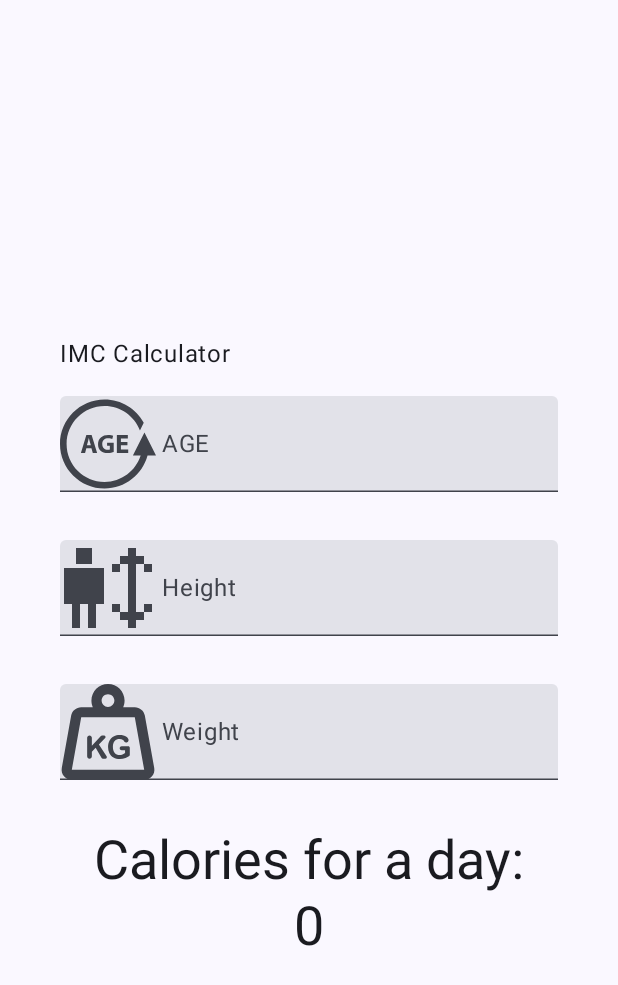
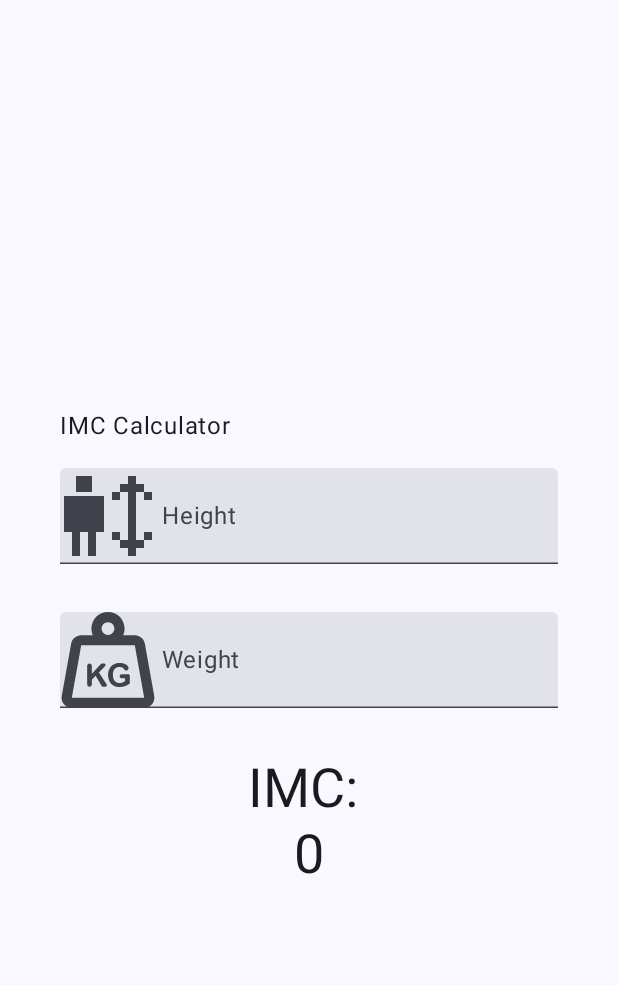
Before and after one commit to JoaoCAMartins/CalorieCount, an Android app built with Jetpack Compose: the screen it shows after launch (MainActivity), on a phone screen of 412 x 824 dp. Shown: the top 985 px of the screen. Run offline under Robolectric (Android 15) with nearby library versions, the phone set to English and light mode, and no system bars.

```diff
--- a/app/src/main/java/com/example/myapplication/MainActivity.kt
+++ b/app/src/main/java/com/example/myapplication/MainActivity.kt
@@ -65,19 +65,7 @@ fun IMCCountLayout() {
                 .padding(bottom = 16.dp, top = 40.dp)
                 .align(alignment = Alignment.Start)
         )
-        EditNumberField(
-            label =R.string.age,
-            leadingIcon = R.drawable.age,
-            keyboardOptions = KeyboardOptions.Default.copy(
-                keyboardType = KeyboardType.Number,
-                imeAction = ImeAction.Next
-            ),
-            value = "",
-            onValueChanged = { },
-            modifier = Modifier
-                .padding(bottom = 32.dp)
-                .fillMaxWidth(),
-        )
+
         EditNumberField(
             label = R.string.height,
             leadingIcon = R.drawable.height,
@@ -106,7 +94,7 @@ fun IMCCountLayout() {
         )
 
         Text(
-            text = stringResource(R.string.calories_for_a_day),
+            text = stringResource(R.string.imc),
             style = MaterialTheme.typography.displaySmall
         )
         Text(
--- a/app/src/main/res/drawable/age.xml
+++ /dev/null
@@ -1,18 +0,0 @@
-<vector xmlns:android="http://schemas.android.com/apk/res/android"
-    android:width="64dp"
-    android:height="64dp"
-    android:viewportWidth="162.98"
-    android:viewportHeight="162.98">
-  <path
-      android:pathData="M162.98,101.1l-19.61,-39.22l-19.61,39.22h13.21c-8.31,25.96 -32.63,44.83 -61.32,44.83c-35.53,0 -64.44,-28.91 -64.44,-64.44c0,-35.53 28.91,-64.44 64.44,-64.44c27.38,0 50.76,17.19 60.08,41.33l6.44,-12.88c-12.81,-23.59 -37.82,-39.65 -66.51,-39.65C33.94,5.84 0,39.78 0,81.49c0,41.71 33.94,75.64 75.64,75.64c34.92,0 64.33,-23.81 73,-56.03H162.98z"
-      android:fillColor="#000000"/>
-  <path
-      android:pathData="M35.49,96.58h7.08l2.15,-7.75h8.65l2.33,7.75h7.34l-9.36,-30.19h-8.96L35.49,96.58zM47.49,77.32c0.49,-1.75 0.94,-4.03 1.39,-5.82h0.09c0.45,1.79 0.99,4.04 1.53,5.82l1.88,6.41h-6.68L47.49,77.32z"
-      android:fillColor="#000000"/>
-  <path
-      android:pathData="M81.74,71.72c3.31,0 5.37,0.58 7.03,1.29l1.44,-5.47c-1.48,-0.71 -4.48,-1.48 -8.38,-1.48c-9.9,0 -17.2,5.73 -17.25,15.77c-0.04,4.43 1.48,8.37 4.26,10.98c2.78,2.69 6.76,4.08 12.28,4.08c3.98,0 7.97,-0.99 10.07,-1.7V79.29H79.94v5.33h4.66v6.31c-0.54,0.27 -1.8,0.45 -3.37,0.45c-5.6,0 -9.5,-3.68 -9.5,-9.9C71.75,74.94 76.04,71.72 81.74,71.72z"
-      android:fillColor="#000000"/>
-  <path
-      android:pathData="M115.18,71.99l0,-5.6l-18.64,0l0,30.19l19.26,0l0,-5.59l-12.41,0l0,-7.17l11.11,0l0,-5.56l-11.11,0l0,-6.27z"
-      android:fillColor="#000000"/>
-</vector>
--- a/app/src/main/res/values/strings.xml
+++ b/app/src/main/res/values/strings.xml
@@ -4,5 +4,5 @@
     <string name="imc_calculator">IMC Calculator</string>
     <string name="height">Height</string>
     <string name="Weight">Weight</string>
-    <string name="calories_for_a_day">Calories for a day:</string>
+    <string name="imc">"IMC: "</string>
 </resources>
```
